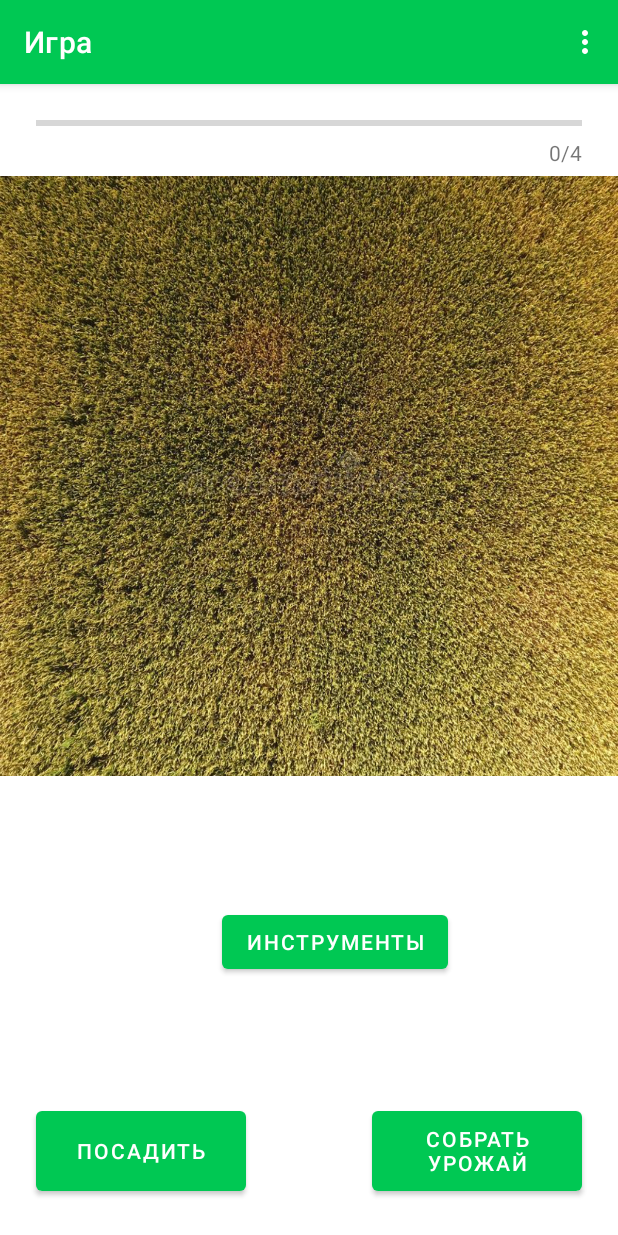
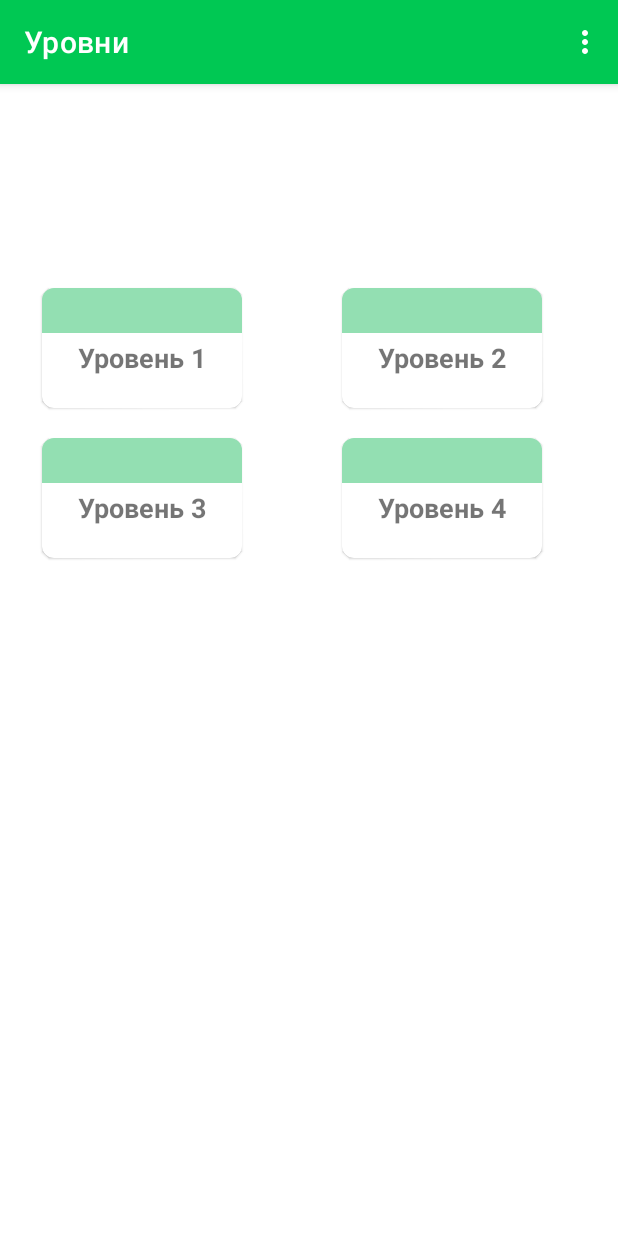
Before and after one commit to prolapsed-kneecap/AgayUniversity, an Android app: the screen it shows after launch (MainActivity), on a phone screen of 412 x 824 dp. Run offline under Robolectric (Android 15) with nearby library versions, the phone set to English and light mode, and no system bars; our stand-ins replace navigation-ui.

Commit message:
level fragment

```diff
--- /dev/null
+++ b/app/src/main/java/com/polich/kneecap/RecyclerViewAdapter.kt
@@ -0,0 +1,53 @@
+package com.polich.kneecap
+
+import android.os.Bundle
+import android.view.LayoutInflater
+import android.view.View
+import android.view.ViewGroup
+import android.widget.TextView
+import androidx.fragment.app.Fragment
+import androidx.navigation.findNavController
+import androidx.recyclerview.widget.RecyclerView
+import com.google.android.material.card.MaterialCardView
+
+class MyRecyclerViewAdapter(var fragment: Fragment, data: ArrayList<String>) :
+    RecyclerView.Adapter<MyRecyclerViewAdapter.DataViewHolder>() {
+
+    val mData = data
+
+    override fun onCreateViewHolder(parent: ViewGroup, viewType: Int): DataViewHolder {
+        val view = LayoutInflater.from(parent.context)
+            .inflate(R.layout.item_level, parent, false)
+        return DataViewHolder(view)
+    }
+
+    override fun onBindViewHolder(holder: DataViewHolder, position: Int) {
+        holder.onBing(mData[position])
+        //holder.title.text = mData[position]
+    }
+
+    override fun getItemCount(): Int {
+        return mData.size
+    }
+
+    inner class DataViewHolder internal constructor(itemView: View) : RecyclerView.ViewHolder(itemView){
+        var card: MaterialCardView = itemView.findViewById(R.id.item_level)
+        var title: TextView = itemView.findViewById(R.id.info_text)
+
+        fun onBing(data: String){
+            title.text = "Уровень ${data}"
+            card.setOnClickListener{
+                val bundle = Bundle()
+                bundle.putString("POLE", data)
+                fragment.requireActivity().findNavController(R.id.nav_host_fragment)
+                    .navigate(R.id.action_levelSelectionFragment_to_gameFragment, bundle)
+            }
+        }
+
+    }
+
+    fun getItem(id: Int): String {
+        return mData[id]
+    }
+
+}
--- a/app/src/main/java/com/polich/kneecap/fragment/GameFragment.kt
+++ b/app/src/main/java/com/polich/kneecap/fragment/GameFragment.kt
@@ -69,7 +69,6 @@ class GameFragment : Fragment() {
 
             }
         }
-
         //progressBar.max = PLANS_COUNT_FOR_FINISH
         //progressBar.progressDrawable.setColorFilter(Color.rgb(0, 191, 50), android.graphics.PorterDuff.Mode.SRC_IN)
         progressBar.setProgressTintList(ColorStateList.valueOf(Color.rgb(0, 191, 50)))
@@ -165,10 +164,8 @@ class GameFragment : Fragment() {
             }
         }
         return view
+    }
 
-
-
-    }
     private fun draw(myCanvasView: ImageView, buttonHarvest: Button) {
         MainScope().launch {
             for (i in 1..9) {
@@ -201,7 +198,6 @@ class GameFragment : Fragment() {
         Data.counter = 0
         view?.findNavController()?.navigate(R.id.action_gameFragment_to_resultFragment)
     }
-
 
     fun calculateScore(): MutableList<Int> {
         val score = mutableListOf<Int>()
--- /dev/null
+++ b/app/src/main/java/com/polich/kneecap/fragment/LevelSelectionFragment.kt
@@ -0,0 +1,35 @@
+package com.polich.kneecap.fragment
+
+import android.os.Bundle
+import android.view.LayoutInflater
+import android.view.View
+import android.view.ViewGroup
+import androidx.fragment.app.Fragment
+import androidx.recyclerview.widget.GridLayoutManager
+import androidx.recyclerview.widget.RecyclerView
+import com.polich.kneecap.MyRecyclerViewAdapter
+import com.polich.kneecap.R
+
+
+class LevelSelectionFragment : Fragment() {
+
+    override fun onCreateView(
+        inflater: LayoutInflater, container: ViewGroup?,
+        savedInstanceState: Bundle?
+    ): View? {
+        val view = inflater.inflate(R.layout.fragment_level_selection, container, false)
+
+        val level = arrayListOf("1", "2", "3", "4")
+        val recycler : RecyclerView = view.findViewById(R.id.recyclerLevel)
+        val columns : Int = 2
+
+        recycler.layoutManager = GridLayoutManager(requireContext(), columns)
+
+        val adapter = MyRecyclerViewAdapter(this, level)
+        recycler.adapter = adapter
+
+        return view
+    }
+
+
+}
--- a/app/src/main/java/com/polich/kneecap/fragment/ManualFragment.kt
+++ b/app/src/main/java/com/polich/kneecap/fragment/ManualFragment.kt
@@ -10,11 +10,6 @@ import com.polich.kneecap.R
 import com.google.android.material.card.MaterialCardView
 
 class ManualFragment (): Fragment() {
-
-//    val bundle = bundleOf(
-//        "URL_TECH" to R.string.url_tech,
-//        "URL_CULTURE" to R.string.url_culture
-//    )
 
     override fun onCreateView(
         inflater: LayoutInflater, container: ViewGroup?,
--- a/app/src/main/java/com/polich/kneecap/fragment/WebFragment.kt
+++ b/app/src/main/java/com/polich/kneecap/fragment/WebFragment.kt
@@ -6,7 +6,6 @@ import android.view.LayoutInflater
 import android.view.View
 import android.view.ViewGroup
 import android.webkit.WebView
-
 
 class WebFragment : Fragment() {
     lateinit var url: String
@@ -21,7 +20,3 @@ class WebFragment : Fragment() {
         return WebView(requireContext()).apply { loadUrl(this@WebFragment.url) }
     }
 }
-/*
-enum class URL(var path: String){
-    MANUAL("file:///android_asset/technic.html")
-}*/
--- /dev/null
+++ b/app/src/main/res/drawable/arrow_forward.xml
@@ -0,0 +1,11 @@
+<vector xmlns:android="http://schemas.android.com/apk/res/android"
+    android:width="24dp"
+    android:height="24dp"
+    android:viewportWidth="24"
+    android:viewportHeight="24"
+    android:tint="?attr/colorControlNormal"
+    android:autoMirrored="true">
+  <path
+      android:fillColor="@android:color/white"
+      android:pathData="M6.23,20.23l1.77,1.77l10,-10l-10,-10l-1.77,1.77l8.23,8.23z"/>
+</vector>
--- /dev/null
+++ b/app/src/main/res/layout/fragment_level_selection.xml
@@ -0,0 +1,24 @@
+<?xml version="1.0" encoding="utf-8"?>
+<LinearLayout
+    xmlns:android="http://schemas.android.com/apk/res/android"
+    xmlns:tools="http://schemas.android.com/tools"
+    android:layout_width="match_parent"
+    android:layout_height="match_parent"
+    android:orientation="vertical"
+    tools:context=".fragment.LevelSelectionFragment">
+
+    <LinearLayout
+        android:layout_weight="5"
+        android:layout_width="match_parent"
+        android:layout_height="match_parent">
+
+    </LinearLayout>
+
+    <androidx.recyclerview.widget.RecyclerView
+        android:layout_marginLeft="12dp"
+        android:layout_gravity="center_horizontal"
+        android:layout_weight="1"
+        android:id="@+id/recyclerLevel"
+        android:layout_width="match_parent"
+        android:layout_height="match_parent" />
+</LinearLayout>
--- /dev/null
+++ b/app/src/main/res/layout/item_level.xml
@@ -0,0 +1,47 @@
+<?xml version="1.0" encoding="utf-8"?>
+<com.google.android.material.card.MaterialCardView
+    android:id="@+id/item_level"
+    xmlns:android="http://schemas.android.com/apk/res/android"
+    xmlns:app="http://schemas.android.com/apk/res-auto"
+    style="@style/MyMaterialCardViewLevel"
+    android:layout_width="wrap_content"
+    android:layout_height="wrap_content"
+    app:cardCornerRadius="8dp"
+    app:cardElevation="@dimen/cardview_compat_inset_shadow"
+    android:layout_gravity="center"
+    android:layout_marginBottom="12dp"
+    android:layout_marginTop="8dp"
+    android:layout_marginStart="10dp"
+    android:layout_marginEnd="10dp"
+    android:clickable="true"
+    android:focusable="true"
+    android:checkable="true">
+
+    <LinearLayout
+        android:layout_width="match_parent"
+        android:layout_height="80dp"
+        android:orientation="vertical">
+
+        <ImageView
+            android:background="#93DFB2"
+            android:layout_weight="3"
+            android:layout_width="match_parent"
+            android:layout_height="0dp"/>
+
+        <TextView
+            android:id="@+id/info_text"
+            android:text="@string/level_one"
+            android:textSize="18sp"
+            android:textStyle="bold"
+            android:layout_gravity="center_vertical"
+            android:layout_weight="5"
+            android:layout_width="match_parent"
+            android:layout_height="0dp"
+            android:paddingTop="4dp"
+            android:paddingBottom="2dp"
+            android:paddingRight="24dp"
+            android:paddingLeft="24dp" />
+
+    </LinearLayout>
+
+</com.google.android.material.card.MaterialCardView>
--- a/app/src/main/res/navigation/mobile_navigate.xml
+++ b/app/src/main/res/navigation/mobile_navigate.xml
@@ -3,7 +3,7 @@
     xmlns:app="http://schemas.android.com/apk/res-auto"
     xmlns:tools="http://schemas.android.com/tools"
     android:id="@+id/mobile_navigate"
-    app:startDestination="@id/gameFragment">
+    app:startDestination="@id/levelSelectionFragment">
 
     <fragment
         android:id="@+id/gameFragment"
@@ -35,4 +35,13 @@
             android:name="url"
             android:defaultValue="file:///android_asset/technic.html" />
     </fragment>
+    <fragment
+        android:id="@+id/levelSelectionFragment"
+        android:name="com.polich.kneecap.fragment.LevelSelectionFragment"
+        android:label="@string/levels"
+        tools:layout="@layout/fragment_level_selection">
+        <action
+            android:id="@+id/action_levelSelectionFragment_to_gameFragment"
+            app:destination="@id/gameFragment" />
+    </fragment>
 </navigation>
--- /dev/null
+++ b/app/src/main/res/values-night-v21/themes.xml
@@ -0,0 +1,6 @@
+<?xml version="1.0" encoding="utf-8"?>
+<resources>
+    <style name="MyMaterialCardViewLevel">
+        <item name="android:backgroundTint">#353535</item>
+    </style>
+</resources>
--- a/app/src/main/res/values-night/themes.xml
+++ b/app/src/main/res/values-night/themes.xml
@@ -3,7 +3,7 @@
     <style name="Theme.Kneecap" parent="Theme.MaterialComponents.DayNight.DarkActionBar">
         <!-- Primary brand color. -->
         <item name="colorPrimary">@color/teal_500</item>
-        <item name="colorPrimaryVariant">@color/teal_800</item>
+        <item name="colorPrimaryVariant">@color/black</item>
         <item name="colorOnPrimary">@color/black</item>
         <!-- Secondary brand color. -->
         <item name="colorSecondary">@color/colorBackground</item>
@@ -11,6 +11,10 @@
         <item name="colorOnSecondary">@color/black</item>
         <!-- Status bar color. -->
         <item name="android:statusBarColor" tools:targetApi="l">?attr/colorPrimaryVariant</item>
-        <!-- Customize your theme here. -->
+
+    </style>
+
+    <style name="MyMaterialCardViewLevel">
+        <item name="android:background">#494949</item>
     </style>
 </resources>
--- a/app/src/main/res/values/strings.xml
+++ b/app/src/main/res/values/strings.xml
@@ -14,5 +14,9 @@
     <string name="manual_fragment">Справочник</string>
     <string name="game_fragment">Игра</string>
 
+    <string name="level_one">Уровень 1</string>
+    <string name="level">Уровень</string>
+    <string name="levels">Уровни</string>
+
     <string name="hello_blank_fragment">Hello blank fragment</string>
 </resources>
--- a/app/src/main/res/values/style.xml
+++ b/app/src/main/res/values/style.xml
@@ -3,4 +3,6 @@
     <style name="Widget.AppCompat.ProgressBar.Horizontal" parent="Base.Widget.AppCompat.ProgressBar.Horizontal">
         <item name="backgroundTint">@color/colorBackground</item>
     </style>
+
+
 </resources>
--- a/app/src/main/res/values/themes.xml
+++ b/app/src/main/res/values/themes.xml
@@ -11,6 +11,10 @@
         <item name="colorOnSecondary">@color/black</item>
         <!-- Status bar color. -->
         <item name="android:statusBarColor" tools:targetApi="l">?attr/colorPrimaryVariant</item>
-        <!-- Customize your theme here. -->
+
+    </style>
+
+    <style name="MyMaterialCardViewLevel">
+        <item name="android:backgroundTint" tools:targetApi="lollipop">@color/white</item>
     </style>
 </resources>
```
Also changed, not shown: app/src/main/res/drawable-v24/asd.png (deleted), 1 other file.
